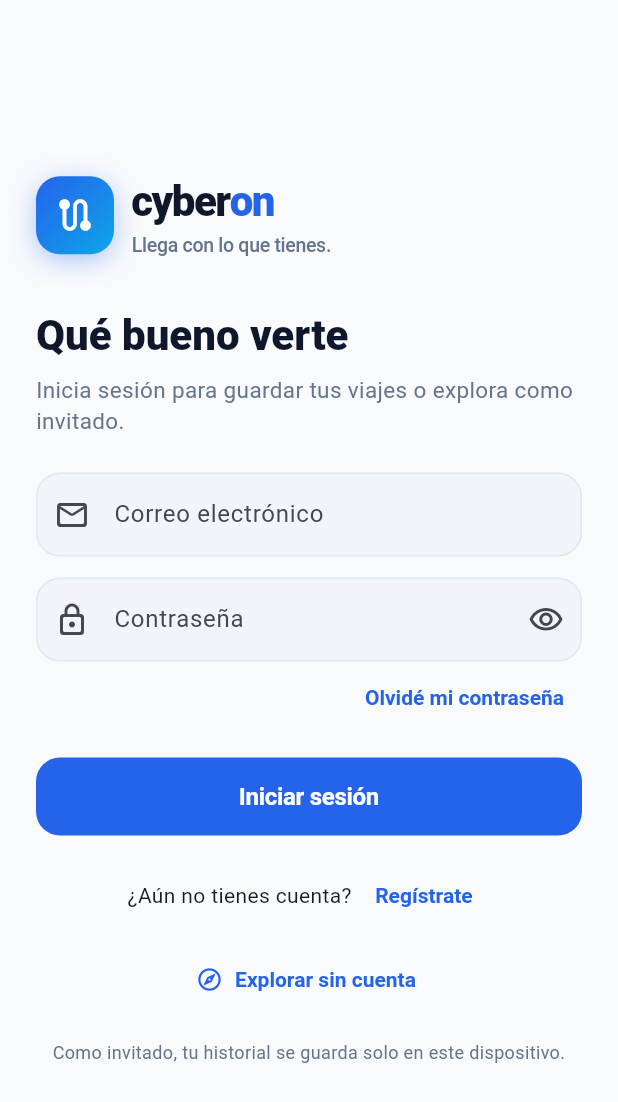
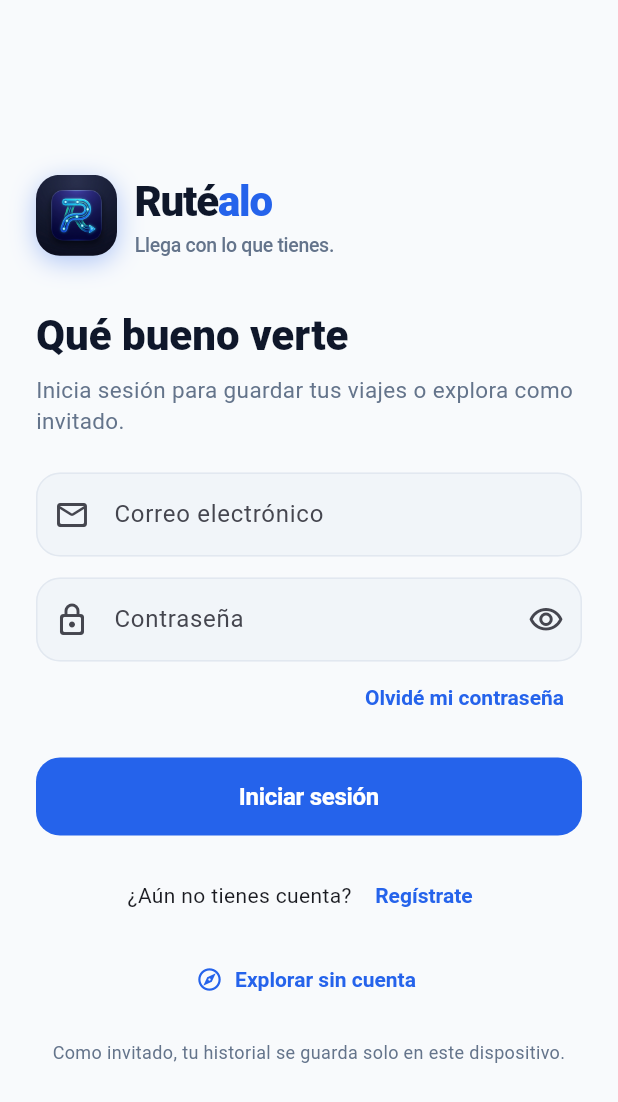
Before and after one commit to Cris-17-21/CyberBros, a Flutter app: the screen it shows after launch, on a phone screen of 412 x 824 dp. Shown: the top 1102 px of the screen. Run offline on Flutter 3.47's test engine with Material 3 defaults, Android fonts, the phone set to English and light mode, and no system bars; our stand-ins replace flutter_local_notifications, flutter_map, geolocator, latlong2, shared_preferences, timezone and 1 more; missing offline and left inert: dart:js_interop.

Commit message:
feat(branding): rename app to Rutéalo and integrate new transit logo

```diff
--- a/app/cyber_bros/lib/app/cyberon_app.dart
+++ b/app/cyber_bros/lib/app/cyberon_app.dart
@@ -15,7 +15,7 @@ class CyberonApp extends StatelessWidget {
   Widget build(BuildContext context) {
     return MaterialApp(
       navigatorKey: cyberonNavigatorKey,
-      title: 'Cyberon',
+      title: 'Rutéalo',
       debugShowCheckedModeBanner: false,
       theme: buildCyberonTheme(),
       home: const _SessionGate(),
--- a/app/cyber_bros/lib/core/notifications/notification_service.dart
+++ b/app/cyber_bros/lib/core/notifications/notification_service.dart
@@ -327,7 +327,7 @@ class NotificationService extends ChangeNotifier {
     if (!_ready || !await ensurePermission()) return false;
     await _show(
       id: 9000,
-      title: 'Cyberon',
+      title: 'Rutéalo',
       body: 'Así se verán tus avisos de viaje.',
       channel: _alerts,
       payload: 'history',
--- a/app/cyber_bros/lib/core/widgets/cyberon_brand.dart
+++ b/app/cyber_bros/lib/core/widgets/cyberon_brand.dart
@@ -2,26 +2,22 @@ import 'package:flutter/material.dart';
 
 import '../theme/palette.dart';
 
-class CyberonBrand extends StatelessWidget {
-  const CyberonBrand({super.key, this.compact = false});
+class RutealoBrand extends StatelessWidget {
+  const RutealoBrand({super.key, this.compact = false});
 
   final bool compact;
 
   @override
   Widget build(BuildContext context) {
+    final size = compact ? 42.0 : 54.0;
     return Row(
       mainAxisSize: MainAxisSize.min,
       children: [
         Container(
-          width: compact ? 42 : 52,
-          height: compact ? 42 : 52,
+          width: size,
+          height: size,
           decoration: BoxDecoration(
-            gradient: const LinearGradient(
-              colors: [Palette.primary, Color(0xFF0EA5E9)],
-              begin: Alignment.topLeft,
-              end: Alignment.bottomRight,
-            ),
-            borderRadius: BorderRadius.circular(16),
+            borderRadius: BorderRadius.circular(compact ? 12 : 16),
             boxShadow: [
               BoxShadow(
                 color: Palette.primary.withValues(alpha: 0.35),
@@ -30,10 +26,23 @@ class CyberonBrand extends StatelessWidget {
               ),
             ],
           ),
-          child: Icon(
-            Icons.route_rounded,
-            color: Colors.white,
-            size: compact ? 22 : 28,
+          child: ClipRRect(
+            borderRadius: BorderRadius.circular(compact ? 12 : 16),
+            child: Image.asset(
+              'assets/images/rutealo_logo.png',
+              width: size,
+              height: size,
+              fit: BoxFit.cover,
+              errorBuilder: (_, _, _) => Container(
+                color: Palette.primary,
+                alignment: Alignment.center,
+                child: Icon(
+                  Icons.alt_route_rounded,
+                  color: Colors.white,
+                  size: compact ? 22 : 28,
+                ),
+              ),
+            ),
           ),
         ),
         const SizedBox(width: 12),
@@ -45,21 +54,21 @@ class CyberonBrand extends StatelessWidget {
               mainAxisSize: MainAxisSize.min,
               children: [
                 Text(
-                  'cyber',
+                  'Ruté',
                   style: TextStyle(
                     color: Palette.ink,
                     fontSize: compact ? 22 : 28,
                     fontWeight: FontWeight.w900,
-                    letterSpacing: -1,
+                    letterSpacing: -0.8,
                   ),
                 ),
                 Text(
-                  'on',
+                  'alo',
                   style: TextStyle(
                     color: Palette.primary,
                     fontSize: compact ? 22 : 28,
                     fontWeight: FontWeight.w900,
-                    letterSpacing: -1,
+                    letterSpacing: -0.8,
                   ),
                 ),
               ],
@@ -80,3 +89,6 @@ class CyberonBrand extends StatelessWidget {
     );
   }
 }
+
+/// Alias retrocompatible para imports existentes
+typedef CyberonBrand = RutealoBrand;
--- a/app/cyber_bros/lib/features/auth/presentation/profile_screen.dart
+++ b/app/cyber_bros/lib/features/auth/presentation/profile_screen.dart
@@ -186,7 +186,7 @@ class _ProfileScreenState extends State<ProfileScreen> {
                   ],
                   const SizedBox(height: 20),
                   const Text(
-                    'Cyberon no guarda trazas de tu ubicación. Los estados de tus viajes se registran manualmente.',
+                    'Rutéalo no guarda trazas de tu ubicación. Los estados de tus viajes se registran manualmente.',
                     textAlign: TextAlign.center,
                     style: TextStyle(color: Palette.inkMuted, fontSize: 12),
                   ),
@@ -300,7 +300,7 @@ class _Header extends StatelessWidget {
                       ),
                       const SizedBox(width: 6),
                       Text(
-                        signedIn ? 'Cuenta Cyberon' : 'Modo invitado',
+                        signedIn ? 'Cuenta Rutéalo' : 'Modo invitado',
                         style: const TextStyle(
                           color: Colors.white,
                           fontSize: 12,
@@ -627,7 +627,7 @@ class _NotificationSettings extends StatelessWidget {
                   messenger.showSnackBar(
                     const SnackBar(
                       content: Text(
-                        'Activa el permiso de notificaciones de Cyberon en los ajustes del teléfono.',
+                        'Activa el permiso de notificaciones de Rutéalo en los ajustes del teléfono.',
                       ),
                     ),
                   );
--- a/app/cyber_bros/pubspec.yaml
+++ b/app/cyber_bros/pubspec.yaml
@@ -68,6 +68,7 @@ flutter:
     - assets/data/atu_sit_routes.json
     - assets/data/osm_stops.json
     - assets/data/corridor_candidates.json
+    - assets/images/
 
   # To add assets to your application, add an assets section, like this:
   # assets:
```
Also changed, not shown: app/cyber_bros/assets/images/rutealo_banner.png (added), app/cyber_bros/assets/images/rutealo_logo.png (added), 6 other files.
